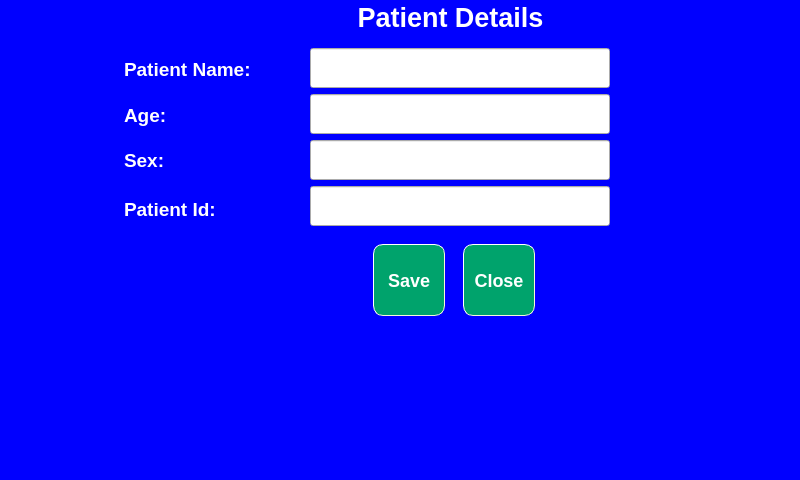
eurosa/Rasberry5InchDisplay, file settingWindow.ui: the form before one commit.
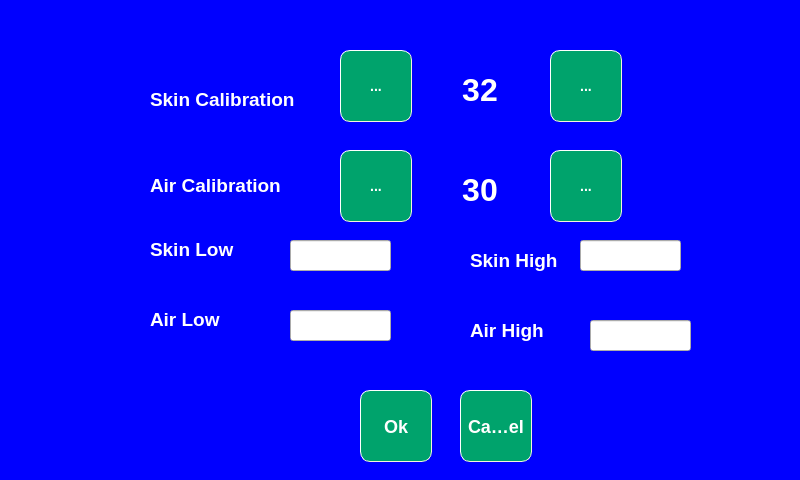
The form after the commit. Icons and pictures are not drawn.

The edit to the form file:
```diff
--- a/settingWindow.ui
+++ b/settingWindow.ui
@@ -32,44 +32,11 @@
    <string notr="true">QMainWindow{background-color:blue ;}</string>
   </property>
   <widget class="QWidget" name="centralwidget">
-   <widget class="QLabel" name="label_5">
+   <widget class="QToolButton" name="okCal">
     <property name="geometry">
      <rect>
-      <x>350</x>
-      <y>4</y>
-      <width>201</width>
-      <height>26</height>
-     </rect>
-    </property>
-    <property name="font">
-     <font>
-      <pointsize>20</pointsize>
-      <weight>75</weight>
-      <bold>true</bold>
-     </font>
-    </property>
-    <property name="styleSheet">
-     <string notr="true">QLabel{
-  
-    color:#FFFFFF;
-}
-QLabel:pressed {
-    background-color: gray;
-    border-style: inset;
-}</string>
-    </property>
-    <property name="text">
-     <string>Patient Details</string>
-    </property>
-    <property name="alignment">
-     <set>Qt::AlignCenter</set>
-    </property>
-   </widget>
-   <widget class="QToolButton" name="saveToolButton">
-    <property name="geometry">
-     <rect>
-      <x>373</x>
-      <y>244</y>
+      <x>360</x>
+      <y>390</y>
       <width>72</width>
       <height>72</height>
      </rect>
@@ -112,14 +79,14 @@
 }</string>
     </property>
     <property name="text">
-     <string>Save</string>
+     <string>Ok</string>
     </property>
    </widget>
    <widget class="QToolButton" name="cancelToolButton">
     <property name="geometry">
      <rect>
-      <x>463</x>
-      <y>244</y>
+      <x>460</x>
+      <y>390</y>
       <width>72</width>
       <height>72</height>
      </rect>
@@ -154,31 +121,15 @@
 }</string>
     </property>
     <property name="text">
-     <string>Close</string>
-    </property>
-   </widget>
-   <widget class="QLineEdit" name="nameLineEdit">
-    <property name="geometry">
-     <rect>
-      <x>310</x>
-      <y>48</y>
-      <width>300</width>
-      <height>40</height>
-     </rect>
-    </property>
-    <property name="minimumSize">
-     <size>
-      <width>300</width>
-      <height>40</height>
-     </size>
+     <string>Cancel</string>
     </property>
    </widget>
    <widget class="QLabel" name="label_2">
     <property name="geometry">
      <rect>
-      <x>124</x>
-      <y>100</y>
-      <width>161</width>
+      <x>150</x>
+      <y>170</y>
+      <width>141</width>
       <height>31</height>
      </rect>
     </property>
@@ -200,15 +151,15 @@
 }</string>
     </property>
     <property name="text">
-     <string>Age:</string>
+     <string>Air Calibration</string>
     </property>
    </widget>
    <widget class="QLabel" name="label_3">
     <property name="geometry">
      <rect>
-      <x>124</x>
-      <y>150</y>
-      <width>161</width>
+      <x>470</x>
+      <y>250</y>
+      <width>101</width>
       <height>21</height>
      </rect>
     </property>
@@ -230,31 +181,15 @@
 }</string>
     </property>
     <property name="text">
-     <string>Sex:</string>
-    </property>
-   </widget>
-   <widget class="QLineEdit" name="ageLineEdit">
-    <property name="geometry">
-     <rect>
-      <x>310</x>
-      <y>94</y>
-      <width>300</width>
-      <height>40</height>
-     </rect>
-    </property>
-    <property name="minimumSize">
-     <size>
-      <width>300</width>
-      <height>40</height>
-     </size>
+     <string>Skin High</string>
     </property>
    </widget>
    <widget class="QLabel" name="label_4">
     <property name="geometry">
      <rect>
-      <x>124</x>
-      <y>200</y>
-      <width>171</width>
+      <x>150</x>
+      <y>240</y>
+      <width>101</width>
       <height>19</height>
      </rect>
     </property>
@@ -276,24 +211,48 @@
 }</string>
     </property>
     <property name="text">
-     <string>Patient Id:</string>
+     <string>Skin Low</string>
     </property>
    </widget>
    <widget class="QLabel" name="label">
     <property name="geometry">
      <rect>
-      <x>124</x>
-      <y>60</y>
-      <width>180</width>
+      <x>150</x>
+      <y>90</y>
+      <width>151</width>
       <height>19</height>
      </rect>
     </property>
-    <property name="minimumSize">
-     <size>
-      <width>180</width>
-      <height>0</height>
-     </size>
+    <property name="font">
+     <font>
+      <pointsize>14</pointsize>
+      <weight>75</weight>
+      <bold>true</bold>
+     </font>
     </property>
+    <property name="styleSheet">
+     <string notr="true">QLabel{
+  
+    color:#FFFFFF;
+}
+QLabel:pressed {
+    background-color: gray;
+    border-style: inset;
+}</string>
+    </property>
+    <property name="text">
+     <string>Skin Calibration</string>
+    </property>
+   </widget>
+   <widget class="QLabel" name="label_6">
+    <property name="geometry">
+     <rect>
+      <x>470</x>
+      <y>320</y>
+      <width>91</width>
+      <height>21</height>
+     </rect>
+    </property>
     <property name="font">
      <font>
       <pointsize>14</pointsize>
@@ -312,38 +271,374 @@
 }</string>
     </property>
     <property name="text">
-     <string>Patient Name:</string>
+     <string>Air High</string>
     </property>
    </widget>
-   <widget class="QLineEdit" name="patientIdLineEdit">
+   <widget class="QLabel" name="label_7">
     <property name="geometry">
      <rect>
-      <x>310</x>
-      <y>186</y>
-      <width>300</width>
+      <x>150</x>
+      <y>310</y>
+      <width>81</width>
+      <height>19</height>
+     </rect>
+    </property>
+    <property name="font">
+     <font>
+      <pointsize>14</pointsize>
+      <weight>75</weight>
+      <bold>true</bold>
+     </font>
+    </property>
+    <property name="styleSheet">
+     <string notr="true">QLabel{
+  
+    color:#FFFFFF;
+}
+QLabel:pressed {
+    background-color: gray;
+    border-style: inset;
+}</string>
+    </property>
+    <property name="text">
+     <string>Air Low</string>
+    </property>
+   </widget>
+   <widget class="QLineEdit" name="airLowEditLine">
+    <property name="geometry">
+     <rect>
+      <x>290</x>
+      <y>310</y>
+      <width>101</width>
+      <height>31</height>
+     </rect>
+    </property>
+   </widget>
+   <widget class="QLineEdit" name="airHighEditLine">
+    <property name="geometry">
+     <rect>
+      <x>590</x>
+      <y>320</y>
+      <width>101</width>
+      <height>31</height>
+     </rect>
+    </property>
+   </widget>
+   <widget class="QLineEdit" name="skinHighEditLine">
+    <property name="geometry">
+     <rect>
+      <x>580</x>
+      <y>240</y>
+      <width>101</width>
+      <height>31</height>
+     </rect>
+    </property>
+   </widget>
+   <widget class="QLineEdit" name="skinLowEditLine">
+    <property name="geometry">
+     <rect>
+      <x>290</x>
+      <y>240</y>
+      <width>101</width>
+      <height>31</height>
+     </rect>
+    </property>
+   </widget>
+   <widget class="QToolButton" name="skinCalUpToolBtn1">
+    <property name="geometry">
+     <rect>
+      <x>550</x>
+      <y>50</y>
+      <width>72</width>
+      <height>72</height>
+     </rect>
+    </property>
+    <property name="minimumSize">
+     <size>
+      <width>72</width>
+      <height>72</height>
+     </size>
+    </property>
+    <property name="maximumSize">
+     <size>
+      <width>72</width>
+      <height>72</height>
+     </size>
+    </property>
+    <property name="styleSheet">
+     <string notr="true">QToolButton{
+    border-style: outset;
+    border-width: 1px;
+    border-radius: 10px;
+    border-color: beige;
+    font: bold 14px;
+ 
+    padding: 6px;
+    background-color: #00A36C ;
+    color:#FFFFFF ;
+}
+QToolButton:pressed {
+    background-color: gray;
+    border-style: inset;
+}</string>
+    </property>
+    <property name="text">
+     <string>...</string>
+    </property>
+    <property name="icon">
+     <iconset>
+      <normaloff>icon/plus-sign-white.png</normaloff>icon/plus-sign-white.png</iconset>
+    </property>
+    <property name="iconSize">
+     <size>
+      <width>42</width>
       <height>40</height>
+     </size>
+    </property>
+   </widget>
+   <widget class="QToolButton" name="airCalDownToolBtn2">
+    <property name="geometry">
+     <rect>
+      <x>340</x>
+      <y>150</y>
+      <width>72</width>
+      <height>72</height>
      </rect>
     </property>
     <property name="minimumSize">
      <size>
-      <width>300</width>
+      <width>72</width>
+      <height>72</height>
+     </size>
+    </property>
+    <property name="maximumSize">
+     <size>
+      <width>72</width>
+      <height>72</height>
+     </size>
+    </property>
+    <property name="styleSheet">
+     <string notr="true">QToolButton{
+    border-style: outset;
+    border-width: 1px;
+    border-radius: 10px;
+    border-color: beige;
+    font: bold 14px;
+ 
+    padding: 6px;
+    background-color: #00A36C ;
+    color:#FFFFFF;
+}
+QToolButton:pressed {
+    background-color: gray;
+    border-style: inset;
+}</string>
+    </property>
+    <property name="text">
+     <string>...</string>
+    </property>
+    <property name="icon">
+     <iconset>
+      <normaloff>icon/minus_white.png</normaloff>icon/minus_white.png</iconset>
+    </property>
+    <property name="iconSize">
+     <size>
+      <width>42</width>
+      <height>42</height>
+     </size>
+    </property>
+   </widget>
+   <widget class="QLabel" name="skinCalLabel1">
+    <property name="geometry">
+     <rect>
+      <x>420</x>
+      <y>70</y>
+      <width>120</width>
       <height>40</height>
+     </rect>
+    </property>
+    <property name="minimumSize">
+     <size>
+      <width>120</width>
+      <height>40</height>
      </size>
     </property>
+    <property name="maximumSize">
+     <size>
+      <width>120</width>
+      <height>40</height>
+     </size>
+    </property>
+    <property name="font">
+     <font>
+      <pointsize>24</pointsize>
+      <weight>75</weight>
+      <bold>true</bold>
+     </font>
+    </property>
+    <property name="styleSheet">
+     <string notr="true">QLabel{
+  
+    color:#FFFFFF;
+}
+QLabel:pressed {
+    background-color: gray;
+    border-style: inset;
+}</string>
+    </property>
+    <property name="text">
+     <string>32</string>
+    </property>
+    <property name="alignment">
+     <set>Qt::AlignCenter</set>
+    </property>
    </widget>
-   <widget class="QLineEdit" name="sexLineEdit">
+   <widget class="QToolButton" name="airCalUpToolBtn2">
     <property name="geometry">
      <rect>
-      <x>310</x>
-      <y>140</y>
-      <width>300</width>
+      <x>550</x>
+      <y>150</y>
+      <width>72</width>
+      <height>72</height>
+     </rect>
+    </property>
+    <property name="minimumSize">
+     <size>
+      <width>72</width>
+      <height>72</height>
+     </size>
+    </property>
+    <property name="maximumSize">
+     <size>
+      <width>72</width>
+      <height>72</height>
+     </size>
+    </property>
+    <property name="styleSheet">
+     <string notr="true">QToolButton{
+    border-style: outset;
+    border-width: 1px;
+    border-radius: 10px;
+    border-color: beige;
+    font: bold 14px;
+ 
+    padding: 6px;
+    background-color: #00A36C ;
+    color:#FFFFFF;
+}
+QToolButton:pressed {
+    background-color: gray;
+    border-style: inset;
+}</string>
+    </property>
+    <property name="text">
+     <string>...</string>
+    </property>
+    <property name="icon">
+     <iconset>
+      <normaloff>icon/plus-sign-white.png</normaloff>icon/plus-sign-white.png</iconset>
+    </property>
+    <property name="iconSize">
+     <size>
+      <width>42</width>
+      <height>42</height>
+     </size>
+    </property>
+   </widget>
+   <widget class="QLabel" name="airCalLabel2">
+    <property name="geometry">
+     <rect>
+      <x>420</x>
+      <y>170</y>
+      <width>120</width>
       <height>40</height>
      </rect>
     </property>
     <property name="minimumSize">
      <size>
-      <width>300</width>
+      <width>120</width>
       <height>40</height>
+     </size>
+    </property>
+    <property name="maximumSize">
+     <size>
+      <width>120</width>
+      <height>40</height>
+     </size>
+    </property>
+    <property name="font">
+     <font>
+      <pointsize>24</pointsize>
+      <weight>75</weight>
+      <bold>true</bold>
+     </font>
+    </property>
+    <property name="styleSheet">
+     <string notr="true">QLabel{
+  
+    color:#FFFFFF;
+}
+QLabel:pressed {
+    background-color: gray;
+    border-style: inset;
+}</string>
+    </property>
+    <property name="text">
+     <string>30</string>
+    </property>
+    <property name="alignment">
+     <set>Qt::AlignCenter</set>
+    </property>
+   </widget>
+   <widget class="QToolButton" name="skinCalDownToolBtn1">
+    <property name="geometry">
+     <rect>
+      <x>340</x>
+      <y>50</y>
+      <width>72</width>
+      <height>72</height>
+     </rect>
+    </property>
+    <property name="minimumSize">
+     <size>
+      <width>72</width>
+      <height>72</height>
+     </size>
+    </property>
+    <property name="maximumSize">
+     <size>
+      <width>72</width>
+      <height>72</height>
+     </size>
+    </property>
+    <property name="styleSheet">
+     <string notr="true">QToolButton{
+    border-style: outset;
+    border-width: 1px;
+    border-radius: 10px;
+    border-color: beige;
+    font: bold 14px;
+ 
+    padding: 6px;
+    background-color: #00A36C ;
+    color:#FFFFFF;
+}
+QToolButton:pressed {
+    background-color: gray;
+    border-style: inset;
+}</string>
+    </property>
+    <property name="text">
+     <string>...</string>
+    </property>
+    <property name="icon">
+     <iconset>
+      <normaloff>icon/minus_white.png</normaloff>icon/minus_white.png</iconset>
+    </property>
+    <property name="iconSize">
+     <size>
+      <width>42</width>
+      <height>42</height>
      </size>
     </property>
    </widget>
```
Left out of the diff: 12 changed lines with no effect on the pictures.
